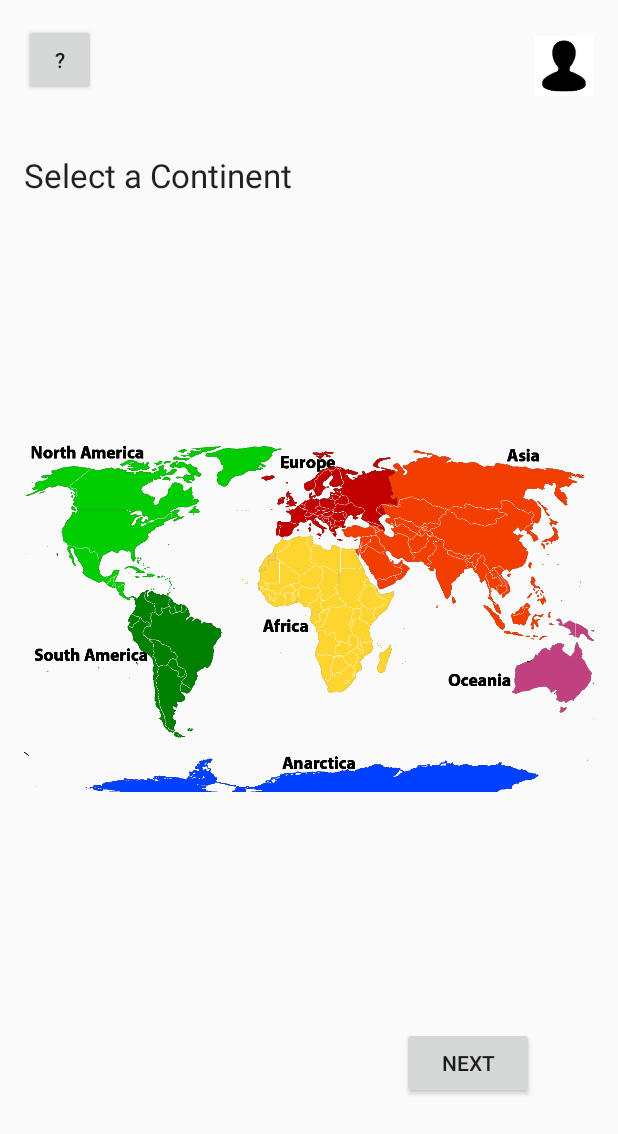
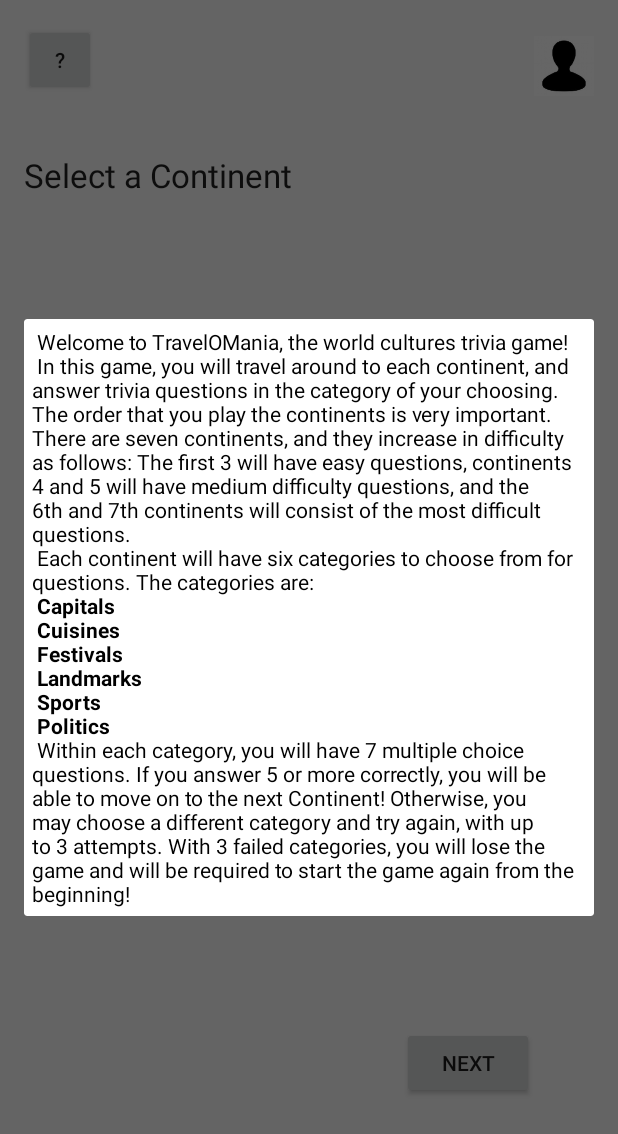
Before and after one commit to riddhichavda/Software-Engineering, an Android app: the ContinentSelectionActivity screen opened directly, with no data from a screen before it, after a tap on an icon or button, on a phone screen of 412 x 824 dp. Shown: the top 1134 px of the screen. Run offline under Robolectric (Android 15) with nearby library versions, the phone set to English and light mode, and no system bars.

Commit message:
rules popup added

```diff
--- a/TravelOMania/app/src/main/AndroidManifest.xml
+++ b/TravelOMania/app/src/main/AndroidManifest.xml
@@ -3,6 +3,7 @@
     package="group7.travelomania" >
 
     <application
+        android:largeHeap="true"
         android:allowBackup="true"
         android:icon="@mipmap/ic_launcher"
         android:label="@string/app_name"
--- a/TravelOMania/app/src/main/java/group7/travelomania/ContinentSelectionActivity.java
+++ b/TravelOMania/app/src/main/java/group7/travelomania/ContinentSelectionActivity.java
@@ -95,7 +95,7 @@ public class ContinentSelectionActivity extends AppCompatActivity {
         btn_Help.setOnClickListener(new View.OnClickListener() {
             @Override
             public void onClick(View v) {
-                Player.viewRules();
+                showRules();
             }
         });
 
@@ -208,6 +208,10 @@ public class ContinentSelectionActivity extends AppCompatActivity {
         }
     }
 
+    private void showRules(){
+            Player.viewRules(this);
+    }
+
 
     private void createBitmap(){
         //BitmapUtility.map_bw.eraseColor(Color.TRANSPARENT);
--- a/TravelOMania/app/src/main/java/group7/travelomania/Player.java
+++ b/TravelOMania/app/src/main/java/group7/travelomania/Player.java
@@ -1,5 +1,6 @@
 package group7.travelomania;
 
+import android.app.Dialog;
 import android.content.Context;
 import android.graphics.Bitmap;
 import android.util.Log;
@@ -58,8 +59,13 @@ public class Player {
 
     }
 
-    public static void viewRules(){
+    public static void viewRules(Context context){
         Log.v("Player", "View Rules");
+
+        final Dialog dialog = new Dialog(context);
+        dialog.setContentView(R.layout.rules_popup);
+        dialog.setTitle("Rules");
+        dialog.show();
     }
 
     public void playGame(String uname){
--- /dev/null
+++ b/TravelOMania/app/src/main/res/layout/rules_popup.xml
@@ -0,0 +1,19 @@
+<?xml version="1.0" encoding="utf-8"?>
+<FrameLayout xmlns:android="http://schemas.android.com/apk/res/android"
+    android:orientation="vertical" android:layout_width="match_parent"
+    android:layout_height="match_parent"
+    android:padding="5dp">
+
+
+    <TextView
+        android:layout_width="wrap_content"
+        android:layout_height="wrap_content"
+        android:textAppearance="?android:attr/textAppearanceSmall"
+        android:text="@string/rules_text"
+        android:id="@+id/textViewRulesTextPopup"
+        android:enabled="false"
+        android:clickable="false"
+        android:inputType="none"
+        android:textColor="#000000" />
+
+</FrameLayout>
```
